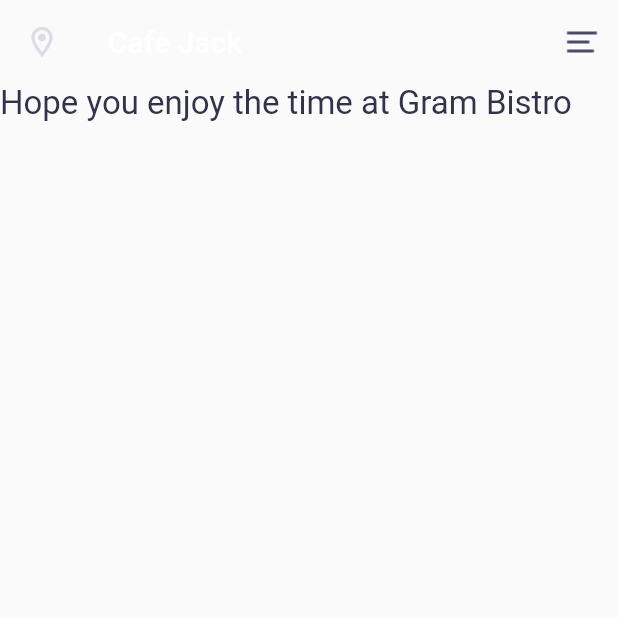
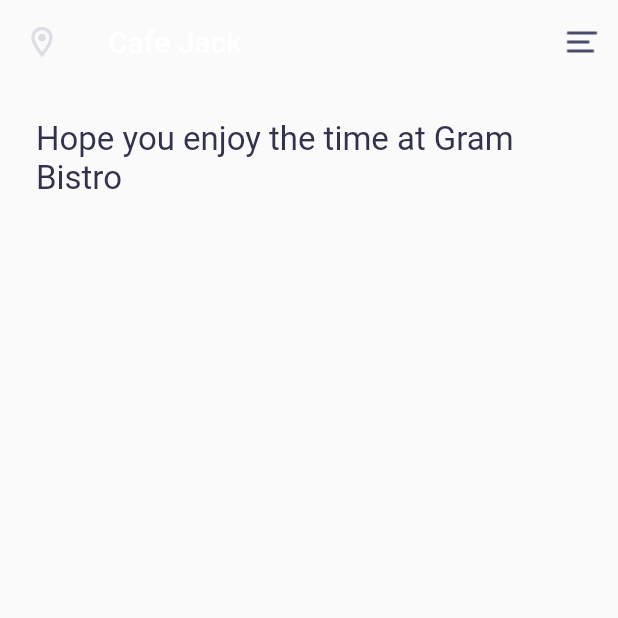
Before and after one commit to Tahsin020/food_app, a Flutter app: the screen it shows after launch, after a tap on the "arrow forward" icon, on a phone screen of 412 x 824 dp, the top half of it. Run offline on Flutter 3.47's test engine with Material 2 defaults, Android fonts, the phone set to English and light mode, and no system bars.

Commit message:
home view added

```diff
--- a/lib/features/home/view/home_view.dart
+++ b/lib/features/home/view/home_view.dart
@@ -1,5 +1,7 @@
 import 'package:flutter/material.dart';
 import 'package:food_app/product/constant/color.dart';
+import 'package:food_app/product/padding/page_padding.dart';
+import 'package:food_app/product/widget/base_content_text.dart';
 
 class HomeView extends StatefulWidget {
   const HomeView({Key? key}) : super(key: key);
@@ -20,11 +22,14 @@ class _HomeViewState extends State<HomeView> {
           IconButton(onPressed: (){}, icon: Image.asset('asset/images/menu2.png',color: const Color(0xff4a4a6a),),),
         ],
       ),
-      body: SingleChildScrollView(
-        child: Column(
-          children: [
-          Text('Hope you enjoy the time at Gram Bistro',style: Theme.of(context).textTheme.headline5,) ,
-          ],
+      body: Padding(
+        padding: const PagePadding.all(),
+        child: SingleChildScrollView(
+          child: Column(
+            children: const [
+            BaseContentWidget(title: 'Hope you enjoy the time at Gram Bistro')
+            ],
+          ),
         ),
       ),
     );
--- a/lib/features/splash/view/splash_view.dart
+++ b/lib/features/splash/view/splash_view.dart
@@ -1,5 +1,6 @@
 import 'package:flutter/material.dart';
 import 'package:food_app/features/home/view/home_view.dart';
+import 'package:food_app/product/padding/page_padding.dart';
 
 class SplashView extends StatefulWidget {
   const SplashView({Key? key}) : super(key: key);
@@ -27,7 +28,7 @@ class _SplashViewState extends State<SplashView> {
         alignment: Alignment.center,
       ),
       Padding(
-        padding: const EdgeInsets.all(24.0),
+        padding: const PagePadding.all(),
         child: Column(
           mainAxisAlignment: MainAxisAlignment.end,
           children: [
--- /dev/null
+++ b/lib/product/padding/page_padding.dart
@@ -0,0 +1,6 @@
+import 'package:flutter/rendering.dart';
+
+class PagePadding extends EdgeInsets {
+  const PagePadding.all() : super.all(24);
+  const PagePadding.allLow() : super.all(15);
+}
--- /dev/null
+++ b/lib/product/widget/base_content_text.dart
@@ -0,0 +1,35 @@
+import 'package:flutter/material.dart';
+
+class BaseContentWidget extends StatefulWidget {
+  const BaseContentWidget({Key? key, required this.title}) : super(key: key);
+  final String title;
+  @override
+  _BaseContentWidgetState createState() => _BaseContentWidgetState();
+}
+
+class _BaseContentWidgetState extends State<BaseContentWidget> {
+  late final String _title;
+  @override
+  void initState() {
+    super.initState();
+    _title = widget.title;
+  }
+
+  @override
+  void didUpdateWidget(covariant BaseContentWidget oldWidget) {
+    super.didUpdateWidget(oldWidget);
+    if (widget.title != oldWidget.title) {
+      _changeWidget();
+    }
+  }
+
+  void _changeWidget() {
+    setState(() {
+      _title = widget.title;
+    });
+  }
+  @override
+  Widget build(BuildContext context) {
+    return Text(_title,style: Theme.of(context).textTheme.headline5,);
+  }
+}
```
